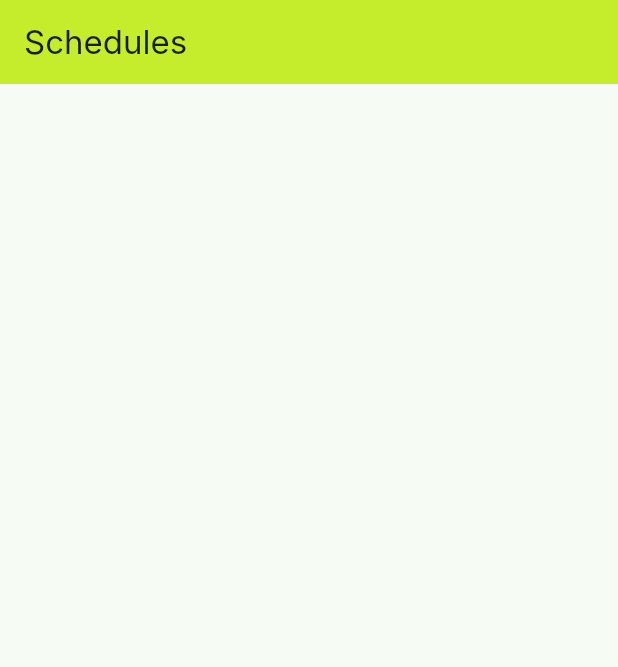
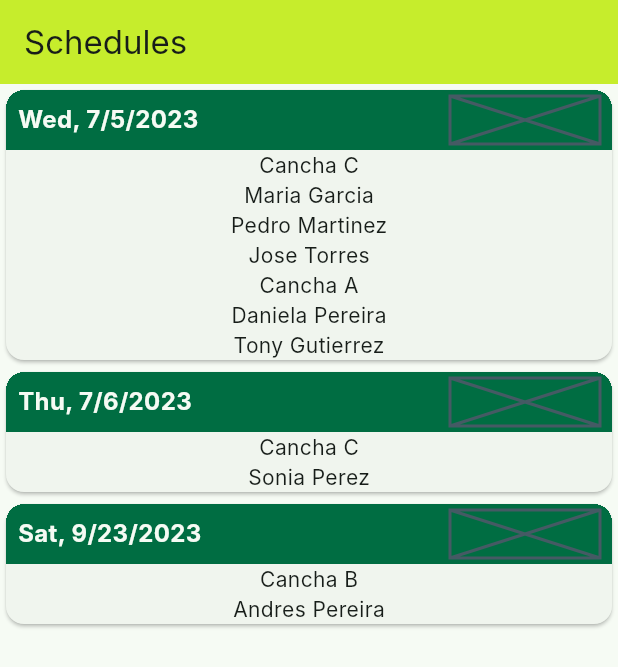
Before and after one commit to AndreXi/tennis-court-scheduling, a Flutter app: the screen it shows after launch, on a phone screen of 412 x 824 dp. Shown: the top 667 px of the screen. Run offline on Flutter 3.47's test engine with Material 2 defaults, Android fonts, the light colour scheme and no system bars; our stand-ins replace auto_route, bloc, equatable, flutter_bloc, hive_flutter; accounts and stored records are empty; generated files the repository leaves out were written again; Roboto replaces fonts that are missing (Inter).

Commit message:
wip: schedules ui

```diff
--- a/lib/main_development.dart
+++ b/lib/main_development.dart
@@ -11,10 +11,10 @@ void main() {
 
     if (box.isEmpty) {
       await box.putAll({
-        '2023-9-23': {
+        '2023-09-23': {
           SchedulesConst.courtNames[1]: ['Andres Pereira'],
         },
-        '2023-7-5': {
+        '2023-07-05': {
           SchedulesConst.courtNames[2]: [
             'Maria Garcia',
             'Pedro Martinez',
@@ -25,7 +25,7 @@ void main() {
             'Tony Gutierrez',
           ]
         },
-        '2023-7-6': {
+        '2023-07-06': {
           SchedulesConst.courtNames[2]: ['Sonia Perez']
         },
       });
--- a/lib/schedules/cubit/schedules_cubit.dart
+++ b/lib/schedules/cubit/schedules_cubit.dart
@@ -5,11 +5,12 @@ import 'package:tennis_court_scheduling/schedules/schedules.dart';
 part 'schedules_state.dart';
 
 class SchedulesCubit extends Cubit<SchedulesState> {
-  SchedulesCubit({required this.repository}) : super(SchedulesFetching());
+  SchedulesCubit({required this.repository}) : super(SchedulesInitial());
 
   final SchedulesRepository repository;
 
   Future<void> fetchData() async {
+    emit(SchedulesFetching());
     try {
       final data = await repository.getAll();
       emit(SchedulesSuccess(data));
--- a/lib/schedules/cubit/schedules_state.dart
+++ b/lib/schedules/cubit/schedules_state.dart
@@ -6,6 +6,8 @@ abstract class SchedulesState extends Equatable {
   @override
   List<Object> get props => [];
 }
+
+class SchedulesInitial extends SchedulesState {}
 
 class SchedulesFetching extends SchedulesState {}
 
--- a/lib/schedules/schedules.dart
+++ b/lib/schedules/schedules.dart
@@ -3,3 +3,4 @@ export 'data/const/schedules_const.dart';
 export 'data/data_providers/schedules_data_provider.dart';
 export 'data/repositories/schedules_repository.dart';
 export 'view/schedules_page.dart';
+export 'widgets/day_schedules.dart';
--- a/lib/schedules/view/schedules_page.dart
+++ b/lib/schedules/view/schedules_page.dart
@@ -33,6 +33,26 @@ class SchedulesView extends StatelessWidget {
       appBar: AppBar(
         title: Text(l10n.schedules_title),
       ),
+      body: BlocBuilder<SchedulesCubit, SchedulesState>(
+        builder: (context, state) {
+          switch (state) {
+            case SchedulesInitial():
+              context.read<SchedulesCubit>().fetchData();
+
+            case SchedulesFetching():
+              return const Center(
+                child: CircularProgressIndicator(),
+              );
+
+            case SchedulesSuccess():
+              return SizedBox(
+                child: DaySchedulesList(items: state.items),
+              );
+          }
+
+          return const SizedBox();
+        },
+      ),
     );
   }
 }
--- /dev/null
+++ b/lib/schedules/widgets/day_schedules.dart
@@ -0,0 +1,89 @@
+import 'package:flutter/material.dart';
+import 'package:intl/intl.dart';
+import 'package:tennis_court_scheduling/schedules/schedules.dart';
+
+class DaySchedulesList extends StatelessWidget {
+  const DaySchedulesList({required this.items, super.key});
+
+  final Map<String, SchedulesBoxType> items;
+
+  List<Widget> _buildItems() {
+    final r = <Widget>[];
+    for (final date in items.keys) {
+      r.add(
+        DaySchedulesItem(date: date, courtSchedulingMap: items[date] ?? {}),
+      );
+    }
+    return r;
+  }
+
+  @override
+  Widget build(BuildContext context) {
+    return SingleChildScrollView(
+      child: Column(
+        children: _buildItems(),
+      ),
+    );
+  }
+}
+
+class DaySchedulesItem extends StatelessWidget {
+  const DaySchedulesItem({
+    required this.date,
+    required this.courtSchedulingMap,
+    super.key,
+  });
+
+  final String date;
+  final SchedulesBoxType courtSchedulingMap;
+
+  List<Widget> _buildContent() {
+    final r = <Widget>[];
+    for (final courtName in courtSchedulingMap.keys) {
+      final names = courtSchedulingMap[courtName] ?? [];
+      r.add(
+        Column(
+          children: [Text(courtName), ...names.map((e) => Text(e))],
+        ),
+      );
+    }
+    return r;
+  }
+
+  @override
+  Widget build(BuildContext context) {
+    final dateTime = DateTime.parse(date);
+
+    return Card(
+      clipBehavior: Clip.hardEdge,
+      child: Column(
+        children: [
+          Container(
+            constraints: const BoxConstraints(minHeight: 32),
+            decoration: BoxDecoration(color: Theme.of(context).primaryColor),
+            padding: const EdgeInsets.symmetric(vertical: 4, horizontal: 8),
+            child: Row(
+              mainAxisAlignment: MainAxisAlignment.spaceBetween,
+              children: [
+                Text(
+                  DateFormat.yMEd().format(dateTime),
+                  style: TextStyle(
+                    color: Theme.of(context).cardColor,
+                    fontSize: 16,
+                    fontWeight: FontWeight.bold,
+                  ),
+                ),
+                const SizedBox(
+                  width: 100,
+                  height: 32,
+                  child: Placeholder(),
+                )
+              ],
+            ),
+          ),
+          ..._buildContent(),
+        ],
+      ),
+    );
+  }
+}
```
